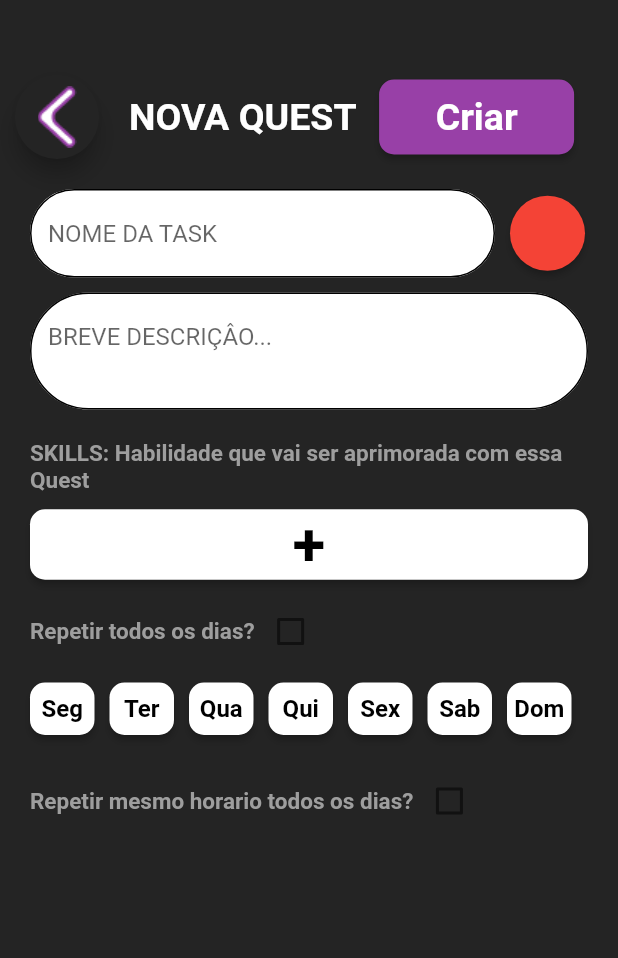
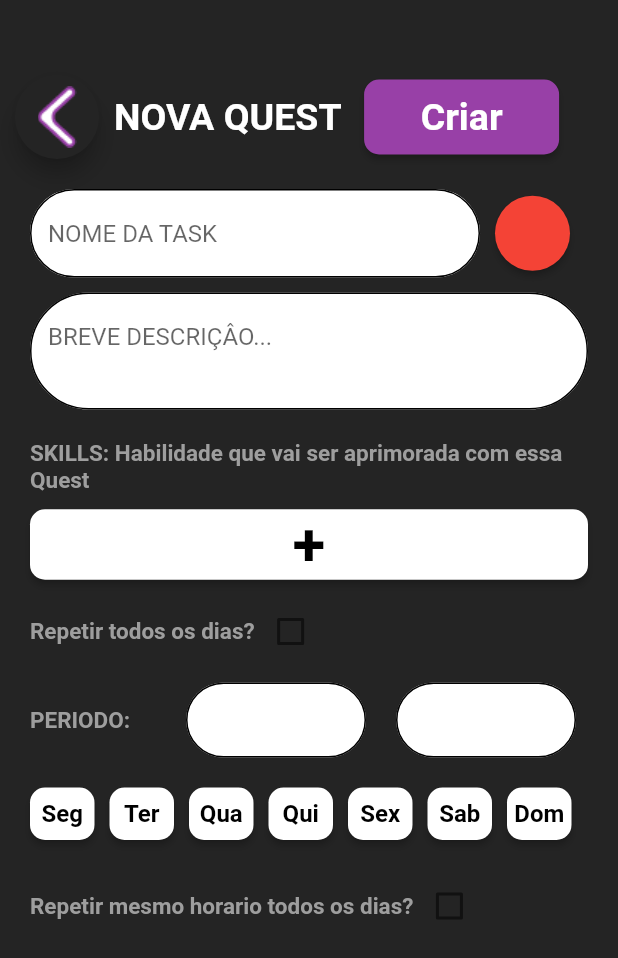
Before and after one commit to S204-Inatel-2022-2/This-is-Me-App, a Flutter app: the QuestScreen screen opened directly with empty values, after a tap on the "add" icon, on a phone screen of 412 x 824 dp. Shown: the top 958 px of the screen. Run offline on Flutter 3.47's test engine with Material 2 defaults, Android fonts, the phone set to English and light mode, and no system bars; our stand-ins replace auto_size_text, google_fonts, loading_animation_widget, shared_preferences; missing offline and left inert: flutter_material_color_picker; accounts and stored records are empty; network calls fail; Roboto replaces fonts that are missing (Jura).

Commit message:
Campo de data

```diff
--- a/lib/components/createQuest_components.dart
+++ b/lib/components/createQuest_components.dart
@@ -1,13 +1,16 @@
 // ignore_for_file: no_leading_underscores_for_local_identifiers, no_logic_in_create_state, library_private_types_in_public_api, prefer_typing_uninitialized_variables
 
-import 'package:flutter/foundation.dart';
 import 'package:flutter/material.dart';
 import 'package:flutter_material_color_picker/flutter_material_color_picker.dart';
+import 'package:intl/intl.dart';
 import 'package:this_is_me/constants/app_colors.dart';
 import 'package:this_is_me/constants/app_fonts.dart';
 
 TextEditingController nameController = TextEditingController();
 TextEditingController descriptionController = TextEditingController();
+TextEditingController dateStartInput = TextEditingController();
+TextEditingController dateEndInput = TextEditingController();
+
 Color selectedColor = Colors.red;
 bool checkBoxIsEnabledEveryDay = false;
 bool checkBoxIsEnabledSameHour = false;
@@ -102,7 +105,7 @@ class NameInput extends StatelessWidget {
         child: Row(
           children: [
             SizedBox(
-                width: 310,
+                width: 300,
                 child: TextField(
                     controller: nameController,
                     decoration: InputDecoration(
@@ -117,21 +120,20 @@ class NameInput extends StatelessWidget {
                       ),
                     ))),
             const Padding(
-                padding: EdgeInsets.only(left: 10),
-                child: CreateQuestComponents())
+                padding: EdgeInsets.only(left: 10), child: ColorComponent())
           ],
         ));
   }
 }
 
-class CreateQuestComponents extends StatefulWidget {
-  const CreateQuestComponents({Key? key}) : super(key: key);
+class ColorComponent extends StatefulWidget {
+  const ColorComponent({Key? key}) : super(key: key);
 
   @override
-  _CreateQuestComponentsState createState() => _CreateQuestComponentsState();
+  _ColorComponentState createState() => _ColorComponentState();
 }
 
-class _CreateQuestComponentsState extends State<CreateQuestComponents> {
+class _ColorComponentState extends State<ColorComponent> {
   @override
   Widget build(BuildContext context) {
     return SizedBox(
@@ -265,12 +267,10 @@ class _DaysInWeekComponentsState extends State<DaysInWeekComponents> {
                   )
                 ],
               )),
-          if (checkBoxIsEnabledEveryDay)
-            const HoursInDays(
-              day: 'PERIODO:',
-              isVisible: true,
-            )
-          else
+          const Padding(
+              padding: EdgeInsets.only(top: 10, bottom: 10),
+              child: SetDateInitialAndFinal()),
+          if (!checkBoxIsEnabledEveryDay)
             Padding(
                 padding: const EdgeInsets.only(top: 10),
                 child: Column(
@@ -324,12 +324,7 @@ class _DaysInWeekComponentsState extends State<DaysInWeekComponents> {
                             )
                           ],
                         )),
-                    if (checkBoxIsEnabledSameHour)
-                      const HoursInDays(
-                        day: 'PERIODO:',
-                        isVisible: true,
-                      )
-                    else
+                    if (!checkBoxIsEnabledSameHour)
                       Column(
                         children: [
                           HoursInDays(
@@ -362,6 +357,11 @@ class _DaysInWeekComponentsState extends State<DaysInWeekComponents> {
                           ),
                         ],
                       )
+                    else
+                      const HoursInDays(
+                        day: 'HORARIO:',
+                        isVisible: true,
+                      ),
                   ],
                 )),
         ]));
@@ -427,3 +427,90 @@ class HoursInDays extends StatelessWidget {
             )));
   }
 }
+
+class SetDateInitialAndFinal extends StatefulWidget {
+  const SetDateInitialAndFinal({Key? key}) : super(key: key);
+
+  @override
+  _SetDateInitialAndFinalState createState() => _SetDateInitialAndFinalState();
+}
+
+class _SetDateInitialAndFinalState extends State<SetDateInitialAndFinal> {
+  @override
+  Widget build(BuildContext context) {
+    return Row(
+      children: [
+        SizedBox(
+          width: 84,
+          child: Text("PERIODO:", style: createSkillsDescription),
+        ),
+        Padding(
+            padding: EdgeInsets.only(left: 20),
+            child: SizedBox(
+                width: 120,
+                height: 50,
+                child: SetDateComponents(controller: dateStartInput))),
+        Padding(
+            padding: EdgeInsets.only(left: 20),
+            child: SizedBox(
+                width: 120,
+                height: 50,
+                child: SetDateComponents(
+                  controller: dateEndInput,
+                ))),
+      ],
+    );
+  }
+}
+
+class SetDateComponents extends StatefulWidget {
+  const SetDateComponents({super.key, required this.controller});
+  final TextEditingController controller;
+
+  @override
+  _SetDateComponentsState createState() => _SetDateComponentsState(controller);
+}
+
+class _SetDateComponentsState extends State<SetDateComponents> {
+  var controller;
+
+  _SetDateComponentsState(TextEditingController _controller) {
+    controller = _controller;
+  }
+
+  @override
+  Widget build(BuildContext context) {
+    return Center(
+        child: TextField(
+      textAlign: TextAlign.center,
+      controller: controller,
+      decoration: InputDecoration(
+        filled: true,
+        fillColor: Colors.white,
+        enabledBorder: OutlineInputBorder(
+          borderRadius: BorderRadius.circular(40),
+        ),
+        focusedBorder: OutlineInputBorder(
+          borderRadius: BorderRadius.circular(40),
+        ),
+      ),
+      readOnly: true,
+      onTap: () async {
+        DateTime? pickedDate = await showDatePicker(
+            context: context,
+            initialDate: DateTime.now(),
+            firstDate: DateTime(1950),
+            lastDate: DateTime(2100));
+
+        if (pickedDate != null) {
+          String formattedDate = DateFormat('dd-MM-yyyy').format(pickedDate);
+          setState(() {
+            controller.text = formattedDate;
+          });
+        } else {}
+      },
+    ));
+  }
+}
+
+                          //
--- a/lib/view/createQuest_screen.dart
+++ b/lib/view/createQuest_screen.dart
@@ -33,7 +33,7 @@ class _CreateQuestScreenState extends State<CreateQuestScreen> {
         Row(children: [
           const BackToQuestButton(),
           Padding(
-              padding: const EdgeInsets.only(top: 50, left: 20),
+              padding: const EdgeInsets.only(top: 50, left: 10),
               child: Row(children: [
                 Text(
                   'NOVA QUEST',
--- a/pubspec.yaml
+++ b/pubspec.yaml
@@ -40,6 +40,7 @@ dependencies:
   loading_animation_widget: ^1.2.0+3
   carousel_slider: ^4.1.1
   flutter_material_color_picker: ^1.1.0+2
+  intl: ^0.17.0
 
 dev_dependencies:
   flutter_test:
```
